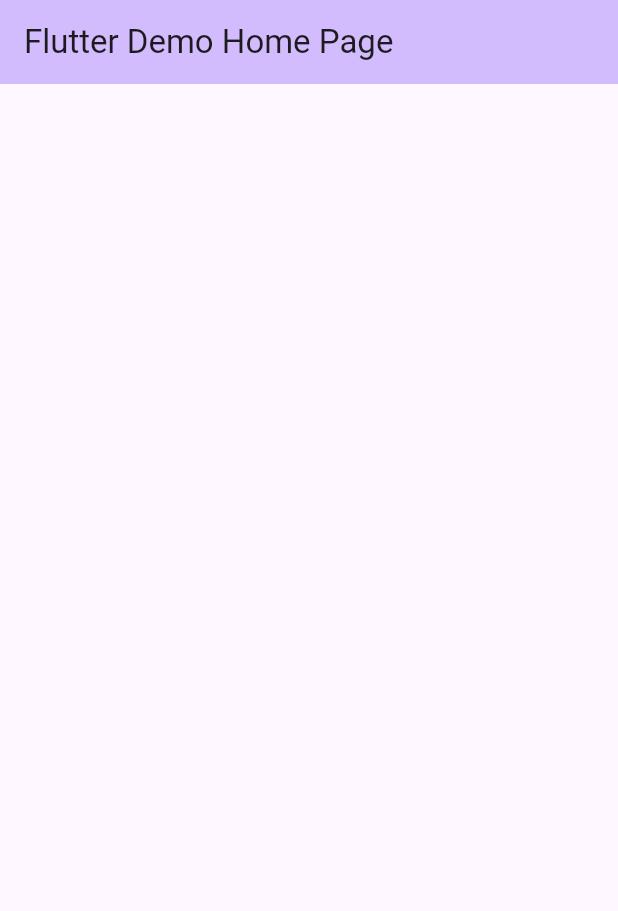
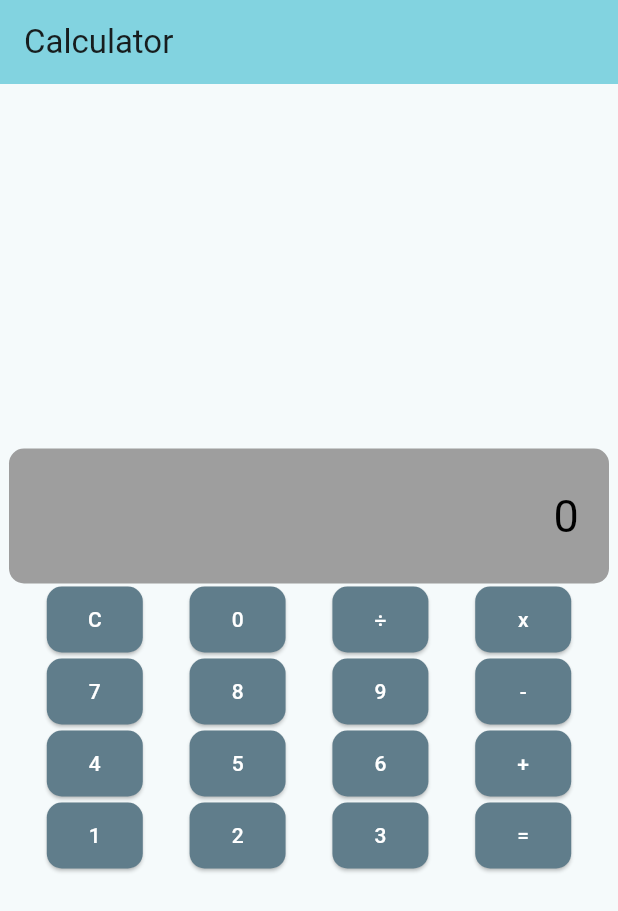
Before and after one commit to llaiza12/calculatorapp, a Flutter app: the screen it shows after launch, on a phone screen of 412 x 824 dp. Shown: the top 911 px of the screen. Run offline on Flutter 3.47's test engine with Material 3 defaults, Android fonts, the phone set to English and light mode, and no system bars.

Commit message:
Add UI with number buttons (0-9), arithmetic operators (+,-,*,/), and a display area

```diff
--- a/lib/main.dart
+++ b/lib/main.dart
@@ -10,12 +10,21 @@ class MyApp extends StatelessWidget {
   @override
   Widget build(BuildContext context) {
     return MaterialApp(
-      title: 'Flutter Demo',
+      title: 'Calculator App',
       theme: ThemeData(
-        colorScheme: ColorScheme.fromSeed(seedColor: Colors.deepPurple),
+        colorScheme: ColorScheme.fromSeed(seedColor: Colors.grey),
         useMaterial3: true,
+        elevatedButtonTheme: ElevatedButtonThemeData(
+          style: ElevatedButton.styleFrom(
+              backgroundColor: Colors.blueGrey,
+              foregroundColor: Colors.white,
+              padding: EdgeInsets.symmetric(horizontal: 20, vertical: 12),
+              shape: RoundedRectangleBorder(
+                borderRadius: BorderRadius.circular(10),
+              )),
+        ),
       ),
-      home: const MyHomePage(title: 'Flutter Demo Home Page'),
+      home: const MyHomePage(title: 'Calculator'),
     );
   }
 }
@@ -39,7 +48,126 @@ class _MyHomePageState extends State<MyHomePage> {
       body: Center(
         child: Column(
           mainAxisAlignment: MainAxisAlignment.center,
-          children: <Widget>[],
+          children: [
+            Container(
+              padding: EdgeInsets.all(20),
+              width: 400,
+              height: 90,
+              decoration: BoxDecoration(
+                color: Colors.grey,
+                borderRadius: BorderRadius.circular(10),
+              ),
+              alignment: Alignment.centerRight,
+              child: Text(
+                "0", // user input
+                style: TextStyle(
+                  background: Paint()..color = Colors.grey,
+                  color: Colors.black,
+                  fontSize: 30,
+                ),
+              ),
+            ),
+
+            // First Row
+            Row(
+              mainAxisAlignment: MainAxisAlignment.spaceEvenly,
+              children: [
+                ElevatedButton(
+                  onPressed: () {
+                    // Clear button
+                  },
+                  child: Text("C"),
+                ),
+                ElevatedButton(
+                  onPressed: () {
+                    // +/- button
+                  },
+                  child: const Text("0"),
+                ),
+                ElevatedButton(
+                  onPressed: () {
+                    // operator
+                  },
+                  child: const Text("÷"),
+                ),
+                ElevatedButton(
+                  onPressed: () {
+                    // operator
+                  },
+                  child: const Text("x"),
+                ),
+              ],
+            ),
+
+            // Second Row
+            Row(
+              mainAxisAlignment: MainAxisAlignment.spaceEvenly,
+              children: [
+                ElevatedButton(
+                  onPressed: () {},
+                  child: Text("7"),
+                ),
+                ElevatedButton(
+                  onPressed: () {},
+                  child: const Text("8"),
+                ),
+                ElevatedButton(
+                  onPressed: () {},
+                  child: const Text("9"),
+                ),
+                ElevatedButton(
+                  onPressed: () {},
+                  child: const Text("-"),
+                ),
+              ],
+            ),
+
+            // Third Row
+            Row(
+              mainAxisAlignment: MainAxisAlignment.spaceEvenly,
+              children: [
+                ElevatedButton(
+                  onPressed: () {},
+                  child: Text("4"),
+                ),
+                ElevatedButton(
+                  onPressed: () {},
+                  child: const Text("5"),
+                ),
+                ElevatedButton(
+                  onPressed: () {},
+                  child: const Text("6"),
+                ),
+                ElevatedButton(
+                  onPressed: () {},
+                  child: const Text("+"),
+                ),
+              ],
+            ),
+
+            // Fourth Row
+            Row(
+              mainAxisAlignment: MainAxisAlignment.spaceEvenly,
+              children: [
+                ElevatedButton(
+                  onPressed: () {},
+                  child: Text("1"),
+                ),
+                ElevatedButton(
+                  onPressed: () {},
+                  child: const Text("2"),
+                ),
+                ElevatedButton(
+                  onPressed: () {},
+                  child: const Text("3"),
+                ),
+                ElevatedButton(
+                  onPressed: () {},
+                  child: const Text("="),
+                ),
+              ],
+            ),
+          ],
         ),
       ),
     );
```
